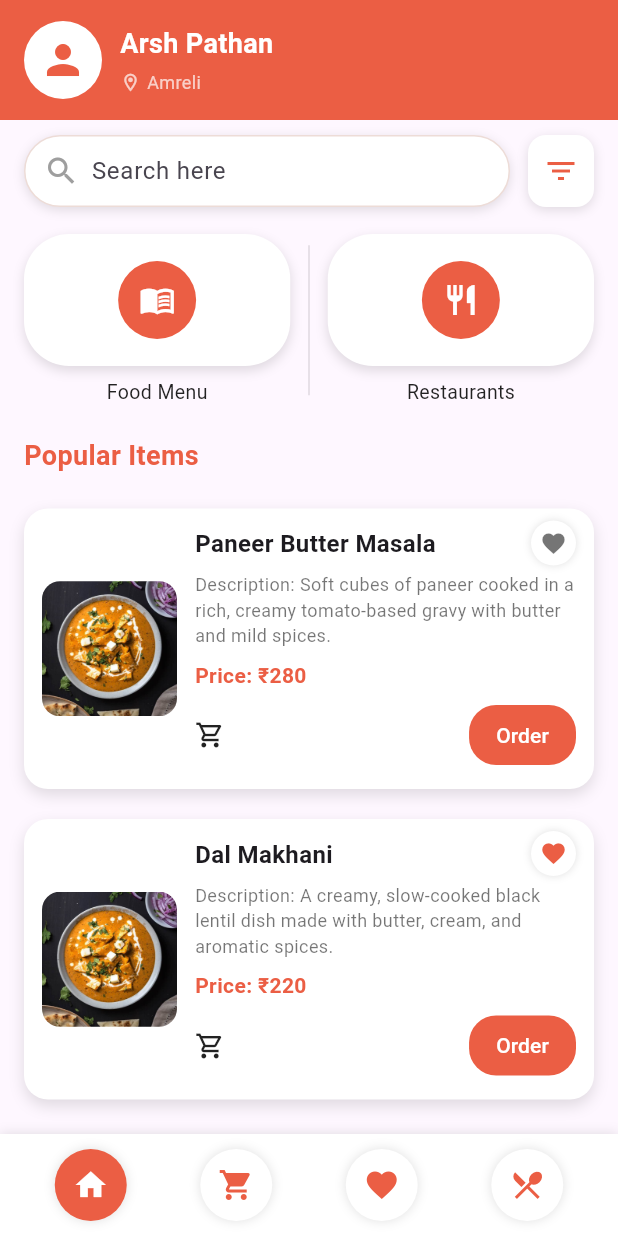
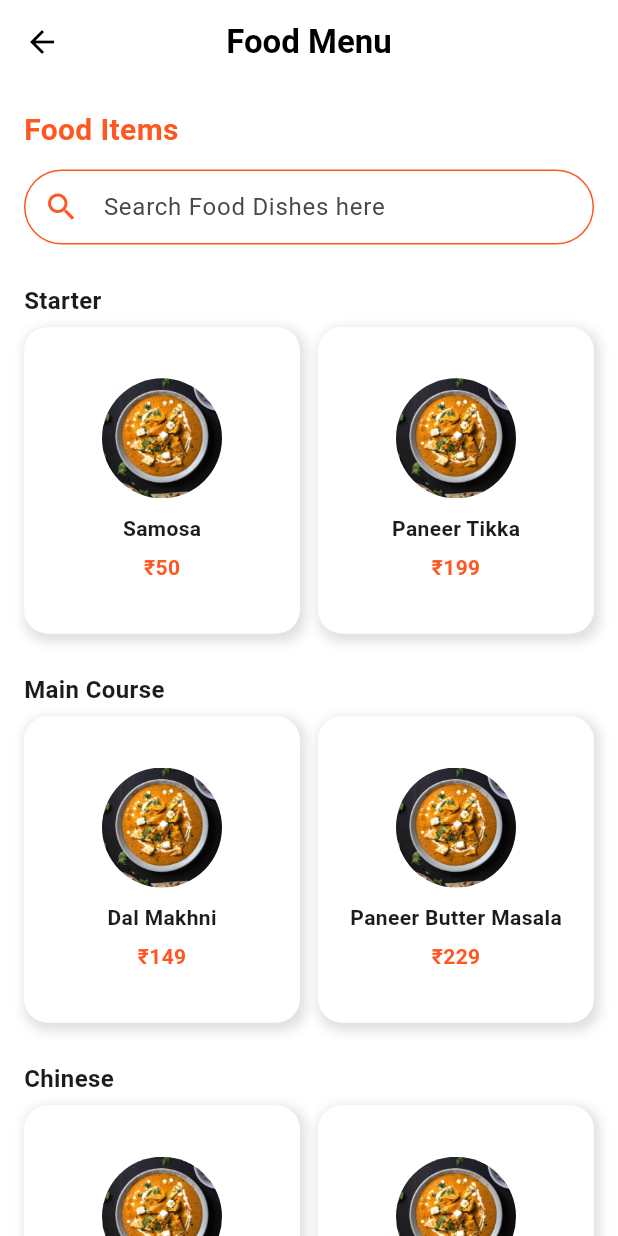
Before and after one commit to RahulVyas12/flutter_project, a Flutter app: the DashboardScreen screen opened directly, after a tap on "Food Menu", on a phone screen of 412 x 824 dp. Run offline on Flutter 3.47's test engine with Material 3 defaults, Android fonts, the phone set to English and light mode, and no system bars.

Commit message:
food Menu

```diff
--- a/lib/dashborad_screen.dart
+++ b/lib/dashborad_screen.dart
@@ -1,4 +1,6 @@
 import 'package:flutter/material.dart';
+import 'package:restrospt/foodmenu.dart';
+import 'package:restrospt/restaurants.dart';
 
 class DashboardScreen extends StatelessWidget {
   final Color primary = Color(0xFFEB5E44);
@@ -163,13 +165,19 @@ class DashboardScreen extends StatelessWidget {
     return Row(
       children: [
         _optionCard(context, Icons.menu_book, 'Food Menu', () {
-          // Navigator.push(context, MaterialPageRoute(builder: (_) => FoodMenuScreen()));
+          Navigator.push(
+            context,
+            MaterialPageRoute(builder: (_) => FoodMenu()),
+          );
         }),
         SizedBox(width: 12),
         Container(height: 100, width: 1, color: Colors.black12),
         SizedBox(width: 12),
         _optionCard(context, Icons.restaurant, 'Restaurants', () {
-          // Navigator.push(context, MaterialPageRoute(builder: (_) => RestaurantScreen()));
+          Navigator.push(
+            context,
+            MaterialPageRoute(builder: (_) => RestaurantsScreen()),
+          );
         }),
       ],
     );
--- /dev/null
+++ b/lib/foodmenu.dart
@@ -0,0 +1,187 @@
+import 'package:flutter/material.dart';
+
+class FoodMenu extends StatefulWidget {
+  const FoodMenu({super.key});
+
+  @override
+  State<FoodMenu> createState() => _FoodMenuState();
+}
+
+class _FoodMenuState extends State<FoodMenu> {
+  @override
+  Widget build(BuildContext context) {
+    return Scaffold(
+      backgroundColor: Colors.white,
+      appBar: AppBar(
+        elevation: 0,
+        backgroundColor: Colors.white,
+        leading: IconButton(
+          icon: const Icon(Icons.arrow_back, color: Colors.black),
+          onPressed: () {
+            Navigator.pop(context);
+          },
+        ),
+        title: const Text(
+          "Food Menu",
+          style: TextStyle(color: Colors.black, fontWeight: FontWeight.w600),
+        ),
+        centerTitle: true,
+      ),
+      body: SingleChildScrollView(
+        padding: const EdgeInsets.all(16),
+        child: Column(
+          crossAxisAlignment: CrossAxisAlignment.start,
+          children: [
+            /// Food Items title
+            const Text(
+              "Food Items",
+              style: TextStyle(
+                color: Colors.deepOrange,
+                fontSize: 20,
+                fontWeight: FontWeight.bold,
+              ),
+            ),
+            const SizedBox(height: 12),
+
+            /// Search Bar
+            Container(
+              decoration: BoxDecoration(
+                borderRadius: BorderRadius.circular(30),
+                border: Border.all(color: Colors.deepOrange),
+              ),
+              child: const TextField(
+                decoration: InputDecoration(
+                  hintText: "Search Food Dishes here",
+                  prefixIcon: Icon(Icons.search, color: Colors.deepOrange),
+                  border: InputBorder.none,
+                  contentPadding: EdgeInsets.symmetric(vertical: 12),
+                ),
+              ),
+            ),
+            const SizedBox(height: 20),
+
+            /// Starter Section
+            buildCategoryTitle("Starter"),
+            buildFoodGrid([
+              {
+                "name": "Samosa",
+                "price": "₹50",
+                "image": "assets/paneer-butter-masala.jpg",
+              },
+              {
+                "name": "Paneer Tikka",
+                "price": "₹199",
+                "image": "assets/paneer-butter-masala.jpg",
+              },
+            ]),
+            const SizedBox(height: 20),
+
+            /// Main Course Section
+            buildCategoryTitle("Main Course"),
+            buildFoodGrid([
+              {
+                "name": "Dal Makhni",
+                "price": "₹149",
+                "image": "assets/paneer-butter-masala.jpg",
+              },
+              {
+                "name": "Paneer Butter Masala",
+                "price": "₹229",
+                "image": "assets/paneer-butter-masala.jpg",
+              },
+            ]),
+            const SizedBox(height: 20),
+
+            /// Chinese Section
+            buildCategoryTitle("Chinese"),
+            buildFoodGrid([
+              {
+                "name": "Hakka Noodles",
+                "price": "₹129",
+                "image": "assets/paneer-butter-masala.jpg",
+              },
+              {
+                "name": "Manchurian",
+                "price": "₹149",
+                "image": "assets/paneer-butter-masala.jpg",
+              },
+            ]),
+          ],
+        ),
+      ),
+    );
+  }
+
+  /// Category title widget
+  Widget buildCategoryTitle(String title) {
+    return Padding(
+      padding: const EdgeInsets.symmetric(vertical: 6),
+      child: Text(
+        title,
+        style: const TextStyle(fontSize: 16, fontWeight: FontWeight.w600),
+      ),
+    );
+  }
+
+  /// Food grid widget
+  Widget buildFoodGrid(List<Map<String, String>> items) {
+    return GridView.builder(
+      shrinkWrap: true,
+      physics: const NeverScrollableScrollPhysics(),
+      itemCount: items.length,
+      gridDelegate: const SliverGridDelegateWithFixedCrossAxisCount(
+        crossAxisCount: 2,
+        childAspectRatio: 0.9,
+        crossAxisSpacing: 12,
+        mainAxisSpacing: 12,
+      ),
+      itemBuilder: (context, index) {
+        final item = items[index];
+        return Container(
+          decoration: BoxDecoration(
+            color: Colors.white,
+            borderRadius: BorderRadius.circular(16),
+            boxShadow: [
+              BoxShadow(
+                color: Colors.black12,
+                blurRadius: 6,
+                spreadRadius: 2,
+                offset: const Offset(2, 3),
+              ),
+            ],
+          ),
+          child: Column(
+            mainAxisAlignment: MainAxisAlignment.center,
+            children: [
+              ClipOval(
+                child: Image.asset(
+                  item["image"]!,
+                  height: 80,
+                  width: 80,
+                  fit: BoxFit.cover,
+                ),
+              ),
+              const SizedBox(height: 10),
+              Text(
+                item["name"]!,
+                style: const TextStyle(
+                  fontSize: 14,
+                  fontWeight: FontWeight.w600,
+                ),
+              ),
+              const SizedBox(height: 6),
+              Text(
+                item["price"]!,
+                style: const TextStyle(
+                  fontSize: 14,
+                  fontWeight: FontWeight.bold,
+                  color: Colors.deepOrange,
+                ),
+              ),
+            ],
+          ),
+        );
+      },
+    );
+  }
+}
--- a/lib/main.dart
+++ b/lib/main.dart
@@ -62,7 +62,6 @@ class SplashContent extends StatelessWidget {
       children: [
         // Logo image
         Image.asset('assets/logo.png', width: 250, height: 250),
-        const SizedBox(height: 20),
       ],
     );
   }
```
